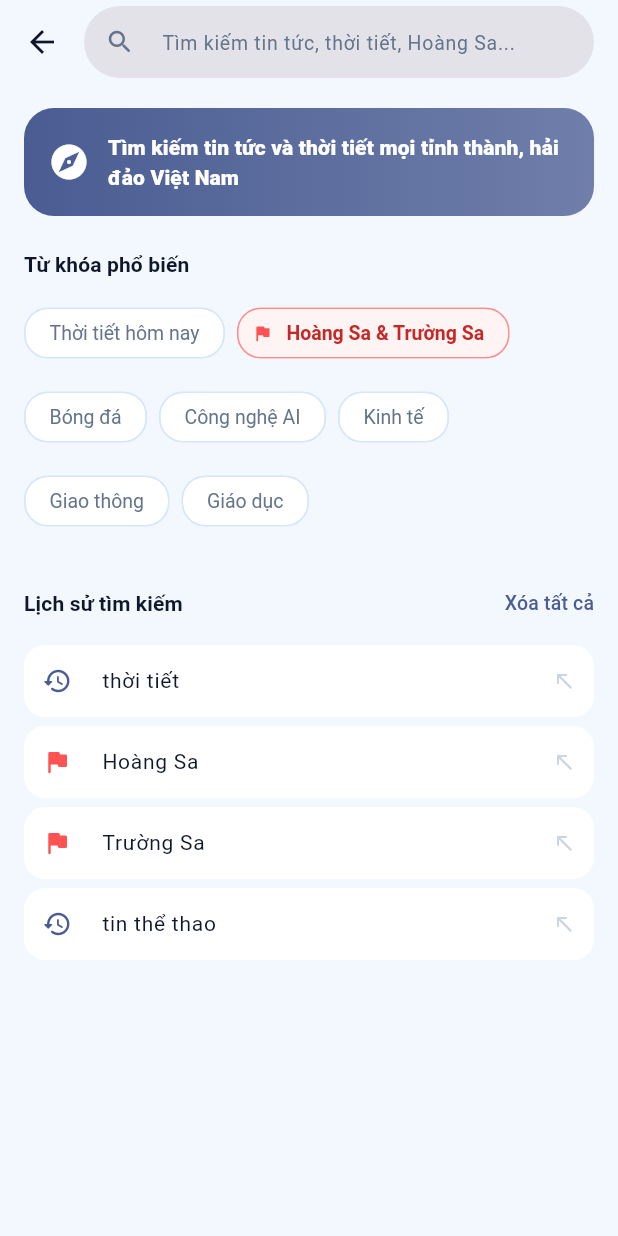
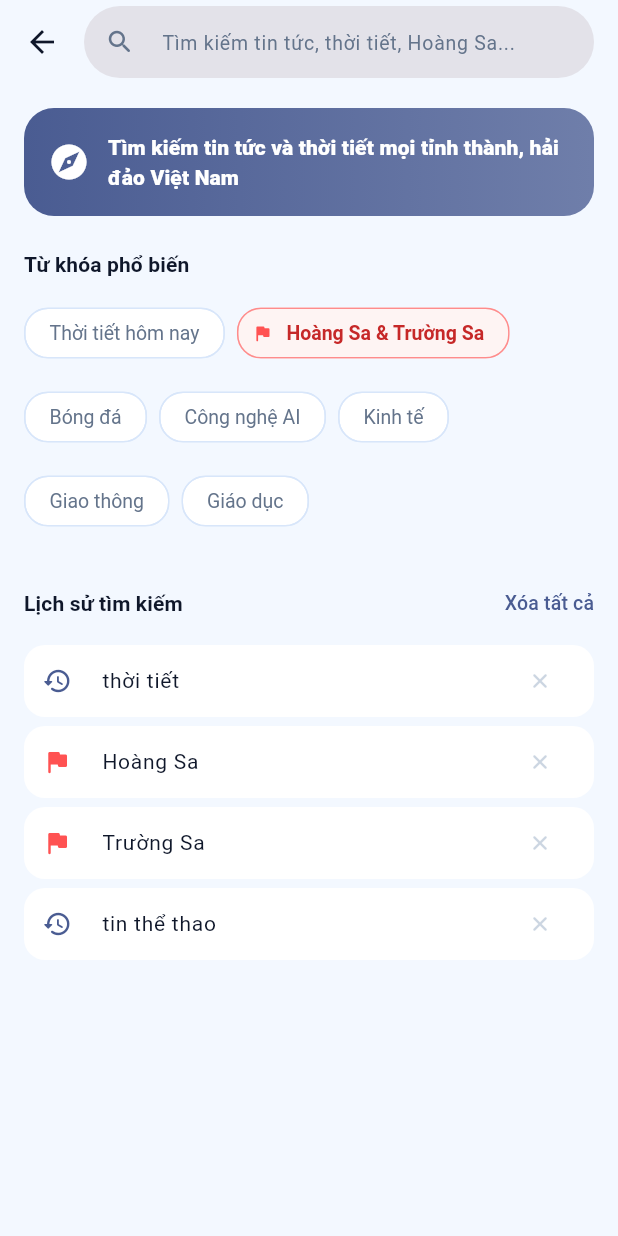
Before and after one commit to 0023411852-crypto/LTDD, a Flutter app: the SearchScreen screen opened directly, on a phone screen of 412 x 824 dp. Run offline on Flutter 3.47's test engine with Material 3 defaults, Android fonts, the phone set to English and light mode, and no system bars; our stand-ins replace cached_network_image, firebase_auth, firebase_core, firebase_database, geolocator, google_sign_in and 3 more; accounts and stored records are empty; network calls fail.

Commit message:
feat(search): add individual search history removal and maintain local-only persistence

```diff
--- a/lib/features/search/presentation/search_screen.dart
+++ b/lib/features/search/presentation/search_screen.dart
@@ -229,8 +229,14 @@ class _SearchScreenState extends State<SearchScreen> {
                         title: Text(term,
                             style:
                                 TextStyle(fontSize: 14, color: cs.onSurface)),
-                        trailing: Icon(Icons.north_west_rounded,
-                            size: 16, color: cs.outline),
+                        trailing: IconButton(
+                          icon: Icon(Icons.close_rounded,
+                              size: 16, color: cs.outline),
+                          tooltip: 'Xóa mục này',
+                          onPressed: () => context
+                              .read<SearchProvider>()
+                              .removeHistoryItem(term),
+                        ),
                         onTap: () => _triggerSearch(term),
                       ),
                     );
```
Also changed, not shown: lib/features/search/providers/search_provider.dart (+14 -0 lines).
